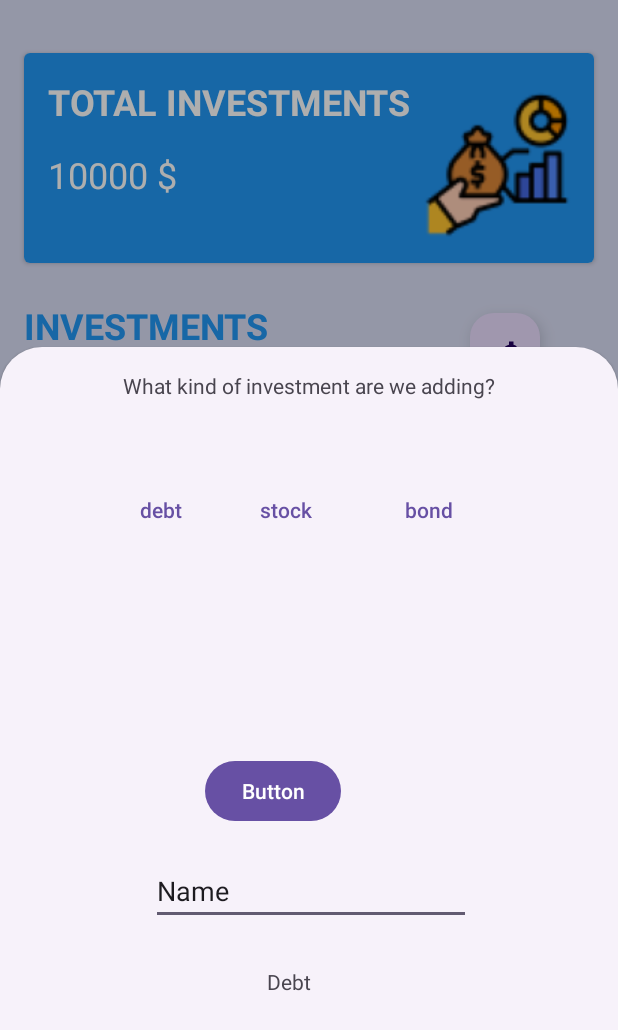
After one commit to jackjack272/AppDev2_Project, an Android app: the fragment Invest_AddNewInvest placed in its activity, on a phone screen of 412 x 824 dp. The commit adds this screen. Shown: the top 1030 px of the screen. Run offline under Robolectric (Android 15) with nearby library versions, the phone set to English and light mode, and no system bars.

Commit message:
stuck at adding a fragment to FAB

```diff
--- a/app/src/main/AndroidManifest.xml
+++ b/app/src/main/AndroidManifest.xml
@@ -13,7 +13,7 @@
         android:theme="@style/Theme.AppDevProject"
         tools:targetApi="31">
         <activity
-            android:name=".Investment.Invest_AddNew"
+            android:name=".Investment.Invest_AddNew_old"
             android:exported="false" />
         <activity
             android:name=".Pages.InvestPage"
@@ -25,7 +25,7 @@
 
 
         <activity
-            android:name=".Loans.Loans"
+            android:name=".Loans.Loans_old"
             android:exported="false" />
         <activity
             android:name=".Pages.IncomePage"
--- a/app/src/main/java/com/example/appdevproject/Budget/Budget_AddNewItem.java
+++ b/app/src/main/java/com/example/appdevproject/Budget/Budget_AddNewItem.java
@@ -62,9 +62,6 @@ public class Budget_AddNewItem extends BottomSheetDialogFragment {
             // fill in the fields with values.
             //check for null's else allow update
 
-
-        //blank out the button.
-//        saveButton.setEnabled(true);
 
         saveButton.setOnClickListener(new View.OnClickListener() {
             @Override
--- /dev/null
+++ b/app/src/main/java/com/example/appdevproject/Investment/Fab/Invest_AddNewInvest.java
@@ -0,0 +1,92 @@
+package com.example.appdevproject.Investment.Fab;
+
+import android.app.Activity;
+import android.app.Fragment;
+import android.content.DialogInterface;
+import android.os.Bundle;
+import android.view.LayoutInflater;
+import android.view.View;
+import android.view.ViewGroup;
+import android.widget.Button;
+import android.widget.Toast;
+
+import androidx.annotation.NonNull;
+import androidx.annotation.Nullable;
+import androidx.fragment.app.FragmentTransaction;
+
+import com.example.appdevproject.Investment.Fragments.Invest_fragmentDebt;
+import com.example.appdevproject.R;
+import com.google.android.material.bottomsheet.BottomSheetDialogFragment;
+
+public class Invest_AddNewInvest extends BottomSheetDialogFragment {
+
+    Button debt, stock, bond;
+    View output;
+    //area to make code work.
+    @Override
+    public void onViewCreated(@NonNull View view, @Nullable Bundle saveBundle){
+        makeAssocications();
+
+        // start a fragment.
+        debt.setOnClickListener(new View.OnClickListener() {
+            @Override
+            public void onClick(View v) {
+                //start fragment for
+
+                Toast.makeText(getContext(), "Debt", Toast.LENGTH_SHORT).show();
+
+//            FragmentTransaction transaction = requireActivity().
+//                        getSupportFragmentManager().beginTransaction();
+//                transaction.replace(R.id.invest_fab_fragment,
+//                        new Invest_fragmentDebt());
+//                transaction.addToBackStack(null);
+//                transaction.commit();
+
+            }
+        });
+
+        stock.setOnClickListener(new View.OnClickListener() {
+            @Override
+            public void onClick(View v) {
+                Toast.makeText(getContext(), "stock", Toast.LENGTH_SHORT).show();
+            }
+        });
+
+        bond.setOnClickListener(new View.OnClickListener() {
+            @Override
+            public void onClick(View v) {
+                Toast.makeText(getContext(), "bond", Toast.LENGTH_SHORT).show();
+            }
+        });
+    }
+
+    public void makeAssocications(){
+        debt= getView().findViewById(R.id.invest_add_debt);
+        stock= getView().findViewById(R.id.invest_add_stock);
+        bond= getView().findViewById(R.id.invest_add_bond);
+        output= getView().findViewById(R.id.invest_fab_fragment);
+
+    }
+
+
+
+
+//boiler plate
+    public static final String TAG="AddNewItemToInvest";
+    //boiler plate
+    public static Invest_AddNewInvest newInstace(){return new Invest_AddNewInvest();}
+    public View onCreateView(@NonNull LayoutInflater inflater, @Nullable ViewGroup container,
+                             @Nullable Bundle saveInstanceState){
+        View v= inflater.inflate(R.layout.invest_choicecontrol , container, false);
+        return v;
+    }
+    public void onDismiss(@NonNull DialogInterface dialogInterface){
+        super.onDismiss(dialogInterface);
+        Activity activity= getActivity();
+        if(activity instanceof Invest_onDialogCloseListener){
+            ((Invest_onDialogCloseListener)activity).onDialogClose(dialogInterface);
+        }
+    }
+
+
+}
--- a/app/src/main/java/com/example/appdevproject/Investment/Interfaces/Invest_Borrow.java
+++ b/app/src/main/java/com/example/appdevproject/Investment/Fab/Invest_onDialogCloseListener.java
@@ -1,12 +1,7 @@
-package com.example.appdevproject.Investment.Interfaces;
+package com.example.appdevproject.Investment.Fab;
 
-public interface Invest_Borrow {
+import android.content.DialogInterface;
 
-        public void showRepaymentSchedule(double Amount);
-
-        public void showRepayIn(int months);
-
-
-
-
+public interface Invest_onDialogCloseListener {
+    void onDialogClose(DialogInterface dialogInterface);
 }
--- /dev/null
+++ b/app/src/main/java/com/example/appdevproject/Investment/Fragments/Invest_fragmentDebt.java
@@ -0,0 +1,90 @@
+package com.example.appdevproject.Investment.Fragments;
+
+import android.os.Bundle;
+
+import androidx.annotation.Nullable;
+import androidx.fragment.app.Fragment;
+
+import android.view.LayoutInflater;
+import android.view.View;
+import android.view.ViewGroup;
+import android.widget.Button;
+import android.widget.EditText;
+import android.widget.TextView;
+import android.widget.Toast;
+
+import com.example.appdevproject.R;
+
+/**
+ * A simple {@link Fragment} subclass.
+ * Use the {@link Invest_fragmentDebt#newInstance} factory method to
+ * create an instance of this fragment.
+ */
+public class Invest_fragmentDebt extends Fragment {
+
+    private static final String ARG_PARAM1 = "param1";
+    private static final String ARG_PARAM2 = "param2";
+
+    private String mParam1;
+    private String mParam2;
+
+    public Invest_fragmentDebt() {
+        // Required empty public constructor
+    }
+
+    public static Invest_fragmentDebt newInstance(String param1, String param2) {
+        Invest_fragmentDebt fragment = new Invest_fragmentDebt();
+        Bundle args = new Bundle();
+        args.putString(ARG_PARAM1, param1);
+        args.putString(ARG_PARAM2, param2);
+        fragment.setArguments(args);
+        return fragment;
+    }
+
+    @Override
+    public void onCreate(Bundle savedInstanceState) {
+        super.onCreate(savedInstanceState);
+        if (getArguments() != null) {
+            mParam1 = getArguments().getString(ARG_PARAM1);
+            mParam2 = getArguments().getString(ARG_PARAM2);
+        }
+    }
+
+    @Override
+    public View onCreateView(LayoutInflater inflater, ViewGroup container,
+                             Bundle savedInstanceState) {
+        // Inflate the layout for this fragment
+        return inflater.inflate(R.layout.fragment_invest__debt, container, false);
+    }
+
+//my code
+
+    TextView output;
+    Button btn;
+    EditText editText;
+
+
+    @Override
+    public void onViewCreated(View view, @Nullable Bundle saveInstanceState){
+
+
+//        makeAssocications();
+//
+//        btn.setOnClickListener(new View.OnClickListener() {
+//            @Override
+//            public void onClick(View v) {
+//                Toast.makeText(getContext(), "fragment 1 ", Toast.LENGTH_SHORT).show();
+//            }
+//        });
+    }
+
+    public void makeAssocications(){
+        output= getView().findViewById(R.id.invest_debt_heading);
+        btn= getView().findViewById(R.id.invest_debt_btn);
+        editText=getView().findViewById(R.id.invest_debt_inputField);
+    }
+
+
+
+
+}
--- a/app/src/main/java/com/example/appdevproject/Investment/Invest_AddNew.java
+++ b/app/src/main/java/com/example/appdevproject/Investment/Invest_AddNew_old.java
@@ -12,7 +12,7 @@ import android.widget.Toast;
 import com.example.appdevproject.Pages.InvestPage;
 import com.example.appdevproject.R;
 
-public class Invest_AddNew extends AppCompatActivity {
+public class Invest_AddNew_old extends AppCompatActivity {
     Button saveBtn;
     EditText iname,itype,iamount;
     Intent intent;
@@ -35,11 +35,11 @@ public class Invest_AddNew extends AppCompatActivity {
                 String type = itype.getText().toString();
                 String amount = iamount.getText().toString();
 
-                Invest_Db dbHandler = new Invest_Db(Invest_AddNew.this);
+                Invest_Db dbHandler = new Invest_Db(Invest_AddNew_old.this);
 
                 dbHandler.insertInvestments(userId, name,type,amount);
                 Toast.makeText(getApplicationContext(), "New Investment Added Successfully!",Toast.LENGTH_LONG).show();
-                intent = new Intent(Invest_AddNew.this, InvestPage.class);
+                intent = new Intent(Invest_AddNew_old.this, InvestPage.class);
                 startActivity(intent);
             }
         });
--- a/app/src/main/java/com/example/appdevproject/Investment/Money/Invest_Stock.java
+++ b/app/src/main/java/com/example/appdevproject/Investment/Money/Invest_Stock.java
@@ -16,8 +16,4 @@ public class Invest_Stock implements Invest_I_Stock {
 
 
 
-
-
-
-
 }
--- a/app/src/main/java/com/example/appdevproject/Loans/Loans.java
+++ b/app/src/main/java/com/example/appdevproject/Loans/Loans_old.java
@@ -10,7 +10,7 @@ import android.widget.TextView;
 
 import com.example.appdevproject.R;
 
-public class Loans extends AppCompatActivity {
+public class Loans_old extends AppCompatActivity {
     private Switch investIn;
     private Button size, interes, div;
 
--- a/app/src/main/java/com/example/appdevproject/Pages/IntroActivity.java
+++ b/app/src/main/java/com/example/appdevproject/Pages/IntroActivity.java
@@ -7,7 +7,7 @@ import android.os.Bundle;
 import android.view.View;
 import android.widget.TextView;
 
-import com.example.appdevproject.Loans.Loans;
+import com.example.appdevproject.Loans.Loans_old;
 import com.example.appdevproject.R;
 
 public class IntroActivity extends AppCompatActivity {
@@ -34,7 +34,7 @@ public class IntroActivity extends AppCompatActivity {
         txtDebt.setOnClickListener(new View.OnClickListener() {
             @Override
             public void onClick(View v) {
-                startActivity(new Intent(IntroActivity.this, Loans.class));
+                startActivity(new Intent(IntroActivity.this, Loans_old.class));
             }
         });
         txtInvestment.setOnClickListener(new View.OnClickListener() {
--- a/app/src/main/java/com/example/appdevproject/Pages/InvestPage.java
+++ b/app/src/main/java/com/example/appdevproject/Pages/InvestPage.java
@@ -11,8 +11,9 @@ import android.widget.ListView;
 import android.widget.SimpleAdapter;
 import android.widget.TextView;
 
+import com.example.appdevproject.Investment.Fab.Invest_AddNewInvest;
 import com.example.appdevproject.Investment.Invest_Db;
-import com.example.appdevproject.Investment.Invest_AddNew;
+import com.example.appdevproject.Investment.Invest_AddNew_old;
 import com.example.appdevproject.R;
 import com.google.android.material.floatingactionbutton.FloatingActionButton;
 
@@ -20,23 +21,37 @@ import java.util.ArrayList;
 import java.util.HashMap;
 
 public class InvestPage extends AppCompatActivity {
-
     Button btnAddNew;
-
     TextView marketVale;
-
     FloatingActionButton fab;
-
-
-
     @Override
     protected void onCreate(Bundle savedInstanceState) {
         super.onCreate(savedInstanceState);
         setContentView(R.layout.activity_investment);
 
+        makeAssociations();
+
+        fab.setOnClickListener(new View.OnClickListener() {
+            @Override
+            public void onClick(View v) {
+                Invest_AddNewInvest.newInstace()
+                    .show(
+                        getSupportFragmentManager(),
+                        Invest_AddNewInvest.TAG
+                    );
+            }
+        });
+    }
+
+    public void makeAssociations(){
+        fab=findViewById(R.id.invest_fab_addOne);
+    }
+
+    public void ogImpl(){
         Invest_Db db = new Invest_Db(this);
         ArrayList<HashMap<String, String>> investmentList = db.GetInvestments();
         ListView lv = (ListView) findViewById(R.id.invest_list);
+
         ListAdapter adapter = new SimpleAdapter(
                 InvestPage.this,
                 investmentList,
@@ -46,30 +61,19 @@ public class InvestPage extends AppCompatActivity {
         );
 
         lv.setAdapter(adapter);
+//        btnAddNew = findViewById(R.id.btnAddInves);
+        btnAddNew.setOnClickListener(new View.OnClickListener() {
+            @Override
+            public void onClick(View v) {
+                startActivity(new Intent(InvestPage.this, Invest_AddNew_old.class));
 
-//        btnAddNew = findViewById(R.id.btnAddInves);
+            }
+        });
+
+    }
 
 
 
 
 
-
-//        btnAddNew.setOnClickListener(new View.OnClickListener() {
-//            @Override
-//            public void onClick(View v) {
-//                startActivity(new Intent(InvestPage.this, Invest_AddNew.class));
-//
-//            }
-//        });
-    }
-
-    public void makeAssociations(){
-
-
-
-
-    }
-
-
-
 }
--- a/app/src/main/java/com/example/appdevproject/Pages/LandingPage.java
+++ b/app/src/main/java/com/example/appdevproject/Pages/LandingPage.java
@@ -51,7 +51,7 @@ public class LandingPage extends AppCompatActivity {
         invest.setOnClickListener(new View.OnClickListener() {
             @Override
             public void onClick(View v) {
-//                startActivity(new Intent());
+                startActivity(new Intent(LandingPage.this, InvestPage.class));
             }
         });
 
--- a/app/src/main/res/layout/activity_investment.xml
+++ b/app/src/main/res/layout/activity_investment.xml
@@ -87,7 +87,7 @@
             tools:layout_editor_absoluteY="200dp" />
 
         <com.google.android.material.floatingactionbutton.FloatingActionButton
-            android:id="@+id/invest_addOne"
+            android:id="@+id/invest_fab_addOne"
             android:layout_width="wrap_content"
             android:layout_height="wrap_content"
             android:layout_marginTop="50px"
--- a/app/src/main/res/layout/activity_loans.xml
+++ b/app/src/main/res/layout/activity_loans.xml
@@ -4,7 +4,7 @@
     xmlns:tools="http://schemas.android.com/tools"
     android:layout_width="match_parent"
     android:layout_height="match_parent"
-    tools:context=".Loans.Loans">
+    tools:context=".Loans.Loans_old">
 
     <TextView
         android:id="@+id/textView5"
--- a/app/src/main/res/layout/activity_new_investment.xml
+++ b/app/src/main/res/layout/activity_new_investment.xml
@@ -6,7 +6,7 @@
     android:layout_height="match_parent"
     android:background="#D9DDF4"
     android:orientation="vertical"
-    tools:context=".Investment.Invest_AddNew">
+    tools:context=".Investment.Invest_AddNew_old">
 
     <TextView
         android:id="@+id/textView4"
--- /dev/null
+++ b/app/src/main/res/layout/fragment_invest__debt.xml
@@ -0,0 +1,49 @@
+<?xml version="1.0" encoding="utf-8"?>
+<FrameLayout xmlns:android="http://schemas.android.com/apk/res/android"
+    xmlns:app="http://schemas.android.com/apk/res-auto"
+    xmlns:tools="http://schemas.android.com/tools"
+    android:layout_width="match_parent"
+    android:layout_height="match_parent"
+    tools:context=".Investment.Fragments.Invest_fragmentDebt">
+
+    <androidx.constraintlayout.widget.ConstraintLayout
+        android:layout_width="match_parent"
+        android:layout_height="match_parent">
+
+
+        <TextView
+            android:id="@+id/invest_debt_heading"
+            android:layout_width="wrap_content"
+            android:layout_height="wrap_content"
+            android:layout_marginStart="166dp"
+            android:layout_marginTop="28dp"
+            android:text="Debt"
+            app:layout_constraintStart_toStartOf="parent"
+            app:layout_constraintTop_toBottomOf="@+id/invest_debt_inputField" />
+
+        <Button
+            android:id="@+id/invest_debt_btn"
+            android:layout_width="wrap_content"
+            android:layout_height="wrap_content"
+            android:layout_marginStart="36dp"
+            android:layout_marginBottom="20dp"
+            android:text="Button"
+            app:layout_constraintBottom_toTopOf="@+id/invest_debt_inputField"
+            app:layout_constraintStart_toStartOf="@+id/invest_debt_inputField" />
+
+        <EditText
+            android:id="@+id/invest_debt_inputField"
+            android:layout_width="wrap_content"
+            android:layout_height="wrap_content"
+            android:ems="10"
+            android:inputType="text"
+            android:text="Name"
+            app:layout_constraintBottom_toBottomOf="parent"
+            app:layout_constraintEnd_toEndOf="@+id/invest_debt_heading"
+            app:layout_constraintStart_toEndOf="@+id/invest_debt_heading"
+            app:layout_constraintTop_toTopOf="parent" />
+    </androidx.constraintlayout.widget.ConstraintLayout>
+
+
+
+</FrameLayout>
--- /dev/null
+++ b/app/src/main/res/layout/invest_choicecontrol.xml
@@ -0,0 +1,63 @@
+<?xml version="1.0" encoding="utf-8"?>
+<androidx.constraintlayout.widget.ConstraintLayout xmlns:android="http://schemas.android.com/apk/res/android"
+    xmlns:app="http://schemas.android.com/apk/res-auto"
+    xmlns:tools="http://schemas.android.com/tools"
+    android:layout_width="match_parent"
+    android:layout_height="match_parent">
+
+    <TextView
+        android:id="@+id/invest_choice_heading"
+        android:layout_width="wrap_content"
+        android:layout_height="wrap_content"
+        android:layout_marginTop="16dp"
+        android:text="What kind of investment are we adding?"
+        app:layout_constraintEnd_toEndOf="parent"
+        app:layout_constraintStart_toStartOf="parent"
+        app:layout_constraintTop_toTopOf="parent" />
+
+    <Button
+        android:id="@+id/invest_add_debt"
+        android:layout_width="wrap_content"
+        android:layout_height="wrap_content"
+        android:layout_marginEnd="19dp"
+        android:text="debt"
+        app:layout_constraintBaseline_toBaselineOf="@+id/invest_add_stock"
+        app:layout_constraintEnd_toStartOf="@+id/invest_add_stock" />
+
+    <Button
+        android:id="@+id/invest_add_stock"
+        android:layout_width="wrap_content"
+        android:layout_height="wrap_content"
+        android:layout_marginTop="49dp"
+        android:text="stock"
+        app:layout_constraintEnd_toEndOf="parent"
+        app:layout_constraintHorizontal_bias="0.455"
+        app:layout_constraintStart_toStartOf="parent"
+        app:layout_constraintTop_toBottomOf="@+id/invest_choice_heading" />
+
+    <Button
+        android:id="@+id/invest_add_bond"
+        android:layout_width="wrap_content"
+        android:layout_height="wrap_content"
+        android:layout_marginStart="31dp"
+        android:text="bond"
+        app:layout_constraintBaseline_toBaselineOf="@+id/invest_add_stock"
+        app:layout_constraintStart_toEndOf="@+id/invest_add_stock" />
+
+    <androidx.fragment.app.FragmentContainerView
+        android:id="@+id/invest_fab_fragment"
+        android:name="com.example.appdevproject.Investment.Fragments.Invest_fragmentDebt"
+        android:layout_width="383dp"
+        android:layout_height="460dp"
+        android:layout_marginBottom="44dp"
+        app:layout_constraintBottom_toBottomOf="parent"
+        app:layout_constraintEnd_toEndOf="parent"
+        app:layout_constraintHorizontal_bias="0.428"
+        app:layout_constraintStart_toStartOf="parent"
+        app:layout_constraintTop_toBottomOf="@+id/invest_add_stock"
+        app:layout_constraintVertical_bias="1.0" />
+
+    <!--    android:name="com.example.appdevproject.Investment.Fab.Invest_AddNewInvest"-->
+
+
+</androidx.constraintlayout.widget.ConstraintLayout>
```
Also changed, not shown: app/src/main/java/com/example/appdevproject/Investment/Money/Invest_Loan.java (+7 -1 lines), app/src/main/java/com/example/appdevproject/Investment/Money/Invest_Model.java (added, +64 -0 lines), app/src/main/res/values/strings.xml (+4 -4 lines), 1 other file.
